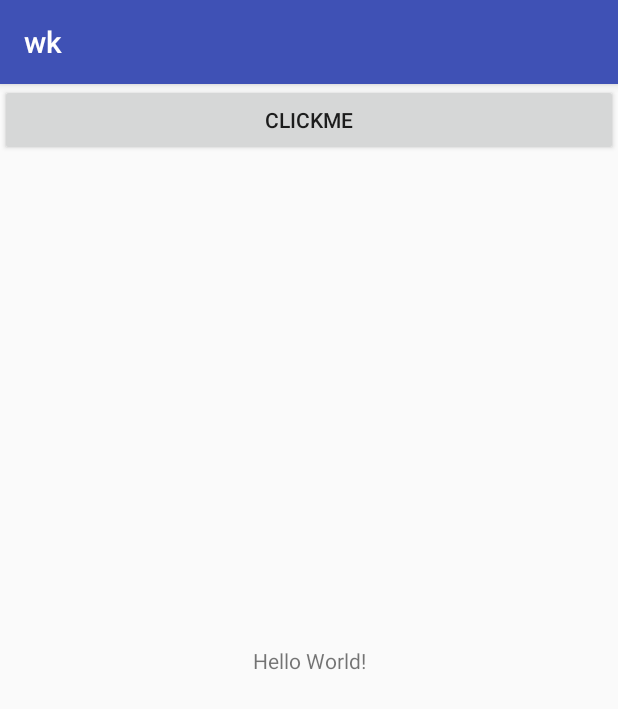
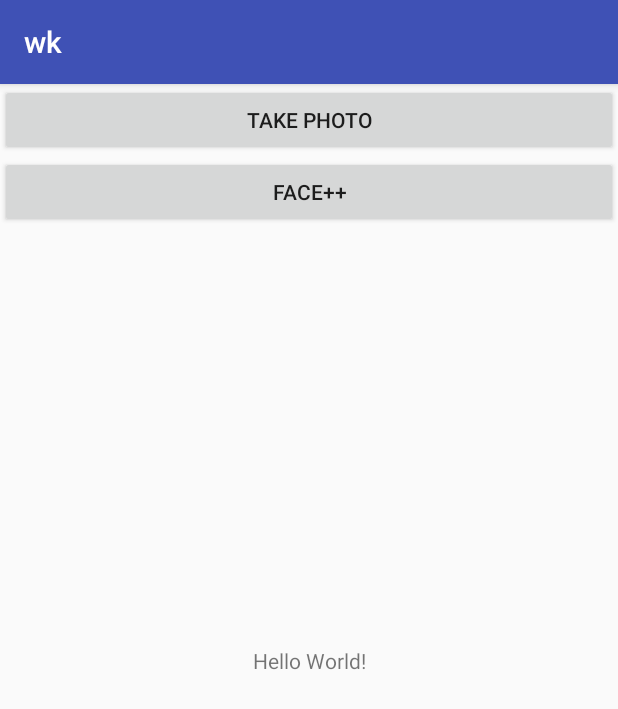
Before and after one commit to EdgarNg1024/wk, an Android app: the screen it shows after launch (MainActivity), on a phone screen of 412 x 824 dp. Shown: the top 709 px of the screen. Run offline under Robolectric (Android 15) with nearby library versions, the phone set to English and light mode, and no system bars; our stand-ins replace ButterKnife; libraries missing offline, so code that uses them is left out: com.lzy.okgo; pictures from the network do not load.

Commit message:
手机拍照

```diff
--- a/app/src/main/res/layout/activity_main.xml
+++ b/app/src/main/res/layout/activity_main.xml
@@ -7,12 +7,37 @@
     tools:context="edgar.wk.MainActivity">
 
     <Button
+        android:id="@+id/btnTakePhoto"
+        android:layout_width="0dp"
+        android:layout_height="wrap_content"
+        android:layout_marginBottom="74dp"
+        android:text="take photo"
+        app:layout_constraintBottom_toTopOf="@+id/imageView"
+        app:layout_constraintEnd_toEndOf="parent"
+        app:layout_constraintStart_toStartOf="parent"
+        app:layout_constraintTop_toTopOf="parent" />
+
+    <Button
         android:id="@+id/btn"
-        android:layout_width="match_parent"
+        android:layout_width="0dp"
         android:layout_height="wrap_content"
-        android:text="ClickMe" />
+        android:text="Face++"
+        app:layout_constraintEnd_toEndOf="parent"
+        app:layout_constraintStart_toStartOf="parent"
+        app:layout_constraintTop_toBottomOf="@+id/btnTakePhoto" />
+
+    <ImageView
+        android:id="@+id/imageView"
+        android:layout_width="200dp"
+        android:layout_height="0dp"
+        android:layout_marginBottom="189dp"
+        app:layout_constraintBottom_toBottomOf="parent"
+        app:layout_constraintEnd_toEndOf="parent"
+        app:layout_constraintStart_toStartOf="parent"
+        app:layout_constraintTop_toBottomOf="@+id/btnTakePhoto" />
 
     <TextView
+        android:id="@+id/textView"
         android:layout_width="wrap_content"
         android:layout_height="wrap_content"
         android:text="Hello World!"
--- /dev/null
+++ b/app/src/main/res/xml/filepaths.xml
@@ -0,0 +1,6 @@
+<?xml version="1.0" encoding="utf-8"?>
+<resources>
+    <cache-path
+        name="images"
+        path="testc/"/>
+</resources>
```
Also changed, not shown: app/src/main/AndroidManifest.xml (+14 -0 lines), app/src/main/java/edgar/wk/MainActivity.java (+91 -3 lines).
